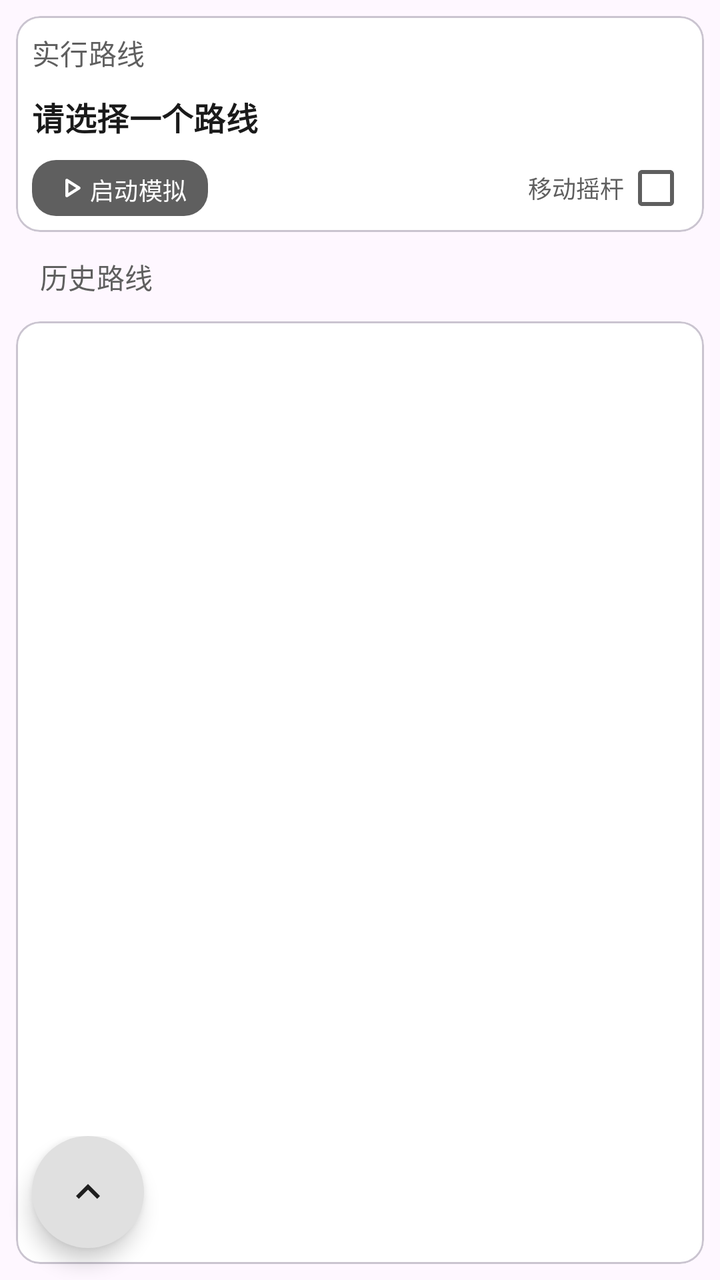
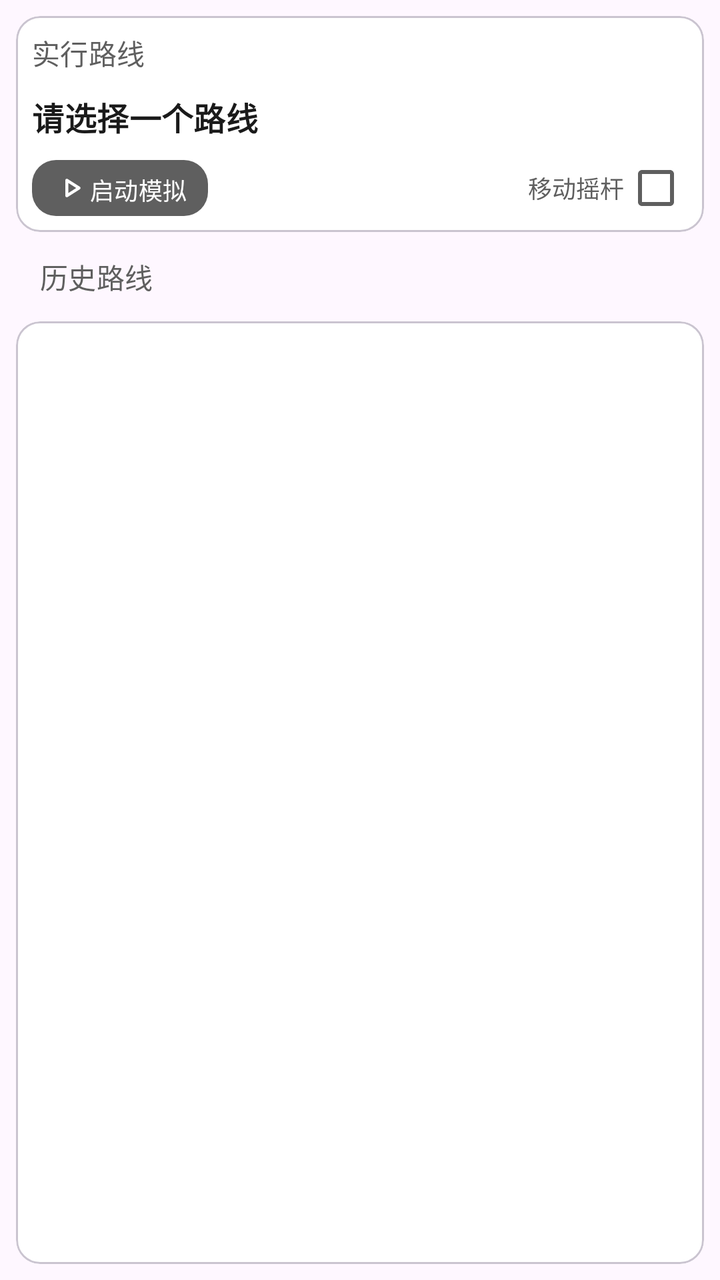

Screens rendered from an Android XML layout before and after an edit, with the pre-edit source and the edit as a unified diff.
<!-- AndroidManifest.xml: application theme AppTheme -->
<!-- res/layout/fragment_route_mock.xml -->
<?xml version="1.0" encoding="utf-8"?>
<androidx.coordinatorlayout.widget.CoordinatorLayout xmlns:android="http://schemas.android.com/apk/res/android"
    xmlns:app="http://schemas.android.com/apk/res-auto"
    xmlns:tools="http://schemas.android.com/tools"
    android:layout_width="match_parent"
    android:layout_height="match_parent"
    tools:context=".ui.mock.MockFragment">

    <LinearLayout
        android:layout_width="match_parent"
        android:layout_height="match_parent"
        android:orientation="vertical">

        <com.google.android.material.card.MaterialCardView
            android:id="@+id/mock_location_card"
            android:layout_width="match_parent"
            android:layout_height="wrap_content"
            app:cardCornerRadius="12dp"
            android:layout_margin="8dp"
            app:cardPreventCornerOverlap="false"
            app:contentPadding="8dp">

            <LinearLayout
                android:layout_width="match_parent"
                android:layout_height="wrap_content"
                android:orientation="vertical">

                <TextView
                    android:layout_width="match_parent"
                    android:layout_height="wrap_content"
                    android:textColor="?attr/colorOnSurfaceVariant"
                    android:textAppearance="@style/TextAppearance.Material3.TitleSmall"
                    android:text="@string/target_route"/>

                <LinearLayout
                    android:layout_width="match_parent"
                    android:layout_height="wrap_content"
                    android:layout_marginTop="10dp"
                    android:layout_marginBottom="10dp"
                    android:orientation="vertical">

                    <TextView
                        android:id="@+id/mock_route_name"
                        android:layout_width="match_parent"
                        android:layout_height="wrap_content"
                        android:text="@string/none_route"
                        android:textAppearance="@style/TextAppearance.Material3.TitleMedium"
                        android:textColor="?attr/colorOnSurface"
                        android:textStyle="bold" />
                </LinearLayout>

                <LinearLayout
                    android:layout_width="match_parent"
                    android:layout_height="wrap_content"
                    android:baselineAligned="false"
                    android:orientation="horizontal">

                    <LinearLayout
                        android:layout_width="0dp"
                        android:layout_height="wrap_content"
                        android:layout_weight="1">

                        <com.google.android.material.button.MaterialButton
                            android:id="@+id/switch_mock"
                            android:layout_width="wrap_content"
                            android:layout_height="28dp"
                            android:textColor="?attr/colorOnPrimary"
                            android:text="@string/start_mock"
                            style="@style/Widget.Material3.Button"
                            android:insetRight="0dp"
                            android:insetLeft="0dp"
                            android:insetTop="0dp"
                            android:insetBottom="0dp"
                            android:textSize="12sp"
                            app:icon="@drawable/rounded_play_arrow_24"
                            app:iconGravity="textStart"
                            app:iconPadding="0dp"
                            android:padding="6dp"
                            app:iconTint="?attr/colorOnPrimary"
                            app:cornerRadius="12dp"/>

                    </LinearLayout>

                    <LinearLayout
                        android:layout_width="0dp"
                        android:layout_weight="1"
                        android:layout_height="match_parent"
                        android:gravity="end|center">

                        <CheckedTextView
                            android:id="@+id/rocker"
                            android:layout_width="wrap_content"
                            android:layout_height="wrap_content"
                            android:checkMark="?android:attr/listChoiceIndicatorMultiple"
                            android:checkMarkTint="?attr/colorOnSurfaceVariant"
                            android:checked="false"
                            android:gravity="center"
                            android:text="@string/rocker"
                            android:textColor="?attr/colorOnSurfaceVariant"
                            android:textSize="12sp" />
                    </LinearLayout>
                </LinearLayout>

            </LinearLayout>
        </com.google.android.material.card.MaterialCardView>

        <TextView
            android:layout_width="match_parent"
            android:layout_height="wrap_content"
            android:layout_marginTop="4dp"
            android:layout_marginLeft="20dp"
            android:layout_marginRight="20dp"
            android:layout_marginBottom="4dp"
            android:textAppearance="@style/TextAppearance.Material3.TitleSmall"
            android:textColor="?attr/colorOnSurfaceVariant"
            android:text="@string/history_route"/>

        <com.google.android.material.card.MaterialCardView
            android:layout_width="match_parent"
            android:layout_height="match_parent"
            android:layout_margin="8dp"
            app:cardCornerRadius="12dp"
            app:cardPreventCornerOverlap="false"
            app:contentPadding="8dp">

            <androidx.recyclerview.widget.RecyclerView
                android:id="@+id/historical_route_list"
                android:layout_width="match_parent"
                android:layout_height="match_parent"/>

        </com.google.android.material.card.MaterialCardView>

    </LinearLayout>

    <com.google.android.material.floatingactionbutton.FloatingActionButton
        android:id="@+id/fab_mock_location"
        android:layout_width="wrap_content"
        android:layout_height="wrap_content"
        android:layout_marginBottom="@dimen/fab_margin"
        android:layout_marginEnd="@dimen/fab_margin"
        android:contentDescription="@string/follow_location"
        app:srcCompat="@drawable/sharp_location_off_24"
        android:backgroundTint="?attr/colorPrimaryContainer"
        android:tint="?attr/colorOnPrimaryContainer"
        app:fabSize="auto"
        android:visibility="gone"
        android:layout_gravity="bottom|end"
        app:shapeAppearanceOverlay="@style/PortalFabCircularOverlay"/>


    <LinearLayout
        android:layout_width="match_parent"
        android:layout_height="wrap_content"
        android:layout_gravity="bottom|start">
        <com.google.android.material.floatingactionbutton.FloatingActionButton
            android:id="@+id/fab"
            android:layout_width="wrap_content"
            android:layout_height="wrap_content"
            android:layout_marginStart="@dimen/fab_margin"
            android:layout_marginBottom="@dimen/fab_margin"
            android:importantForAccessibility="no"
            app:srcCompat="@drawable/baseline_keyboard_arrow_up_24"
            app:fabSize="normal"
        app:shapeAppearanceOverlay="@style/PortalFabCircularOverlay"/>
        <LinearLayout
            android:layout_width="match_parent"
            android:layout_height="wrap_content"
            android:layout_gravity="center"
            android:orientation="horizontal">

            <com.google.android.material.floatingactionbutton.FloatingActionButton
                android:id="@+id/fab_add_route"
                android:layout_width="wrap_content"
                android:layout_height="wrap_content"
                android:layout_marginBottom="@dimen/fab_margin"
                android:contentDescription="@string/add_route"
                android:visibility="gone"
                app:srcCompat="@drawable/baseline_route_24"
                app:fabSize="mini"
        app:shapeAppearanceOverlay="@style/PortalFabCircularOverlay"/>
        </LinearLayout>
    </LinearLayout>

</androidx.coordinatorlayout.widget.CoordinatorLayout>
<!-- resources referenced by this layout -->
<resources>
  <dimen name="fab_margin">16dp</dimen>
  <!-- drawable baseline_keyboard_arrow_up_24 (drawable) -->
  <vector xmlns:android="http://schemas.android.com/apk/res/android" android:autoMirrored="true" android:height="24dp" android:tint="#FFFFFF" android:viewportHeight="24" android:viewportWidth="24" android:width="24dp">
        
      <path android:fillColor="@android:color/white" android:pathData="M7.41,15.41L12,10.83l4.59,4.58L18,14l-6,-6 -6,6z"/>
      
  </vector>
  <!-- drawable baseline_route_24 (drawable) -->
  <vector xmlns:android="http://schemas.android.com/apk/res/android"
      android:width="24dp"
      android:height="24dp"
      android:viewportWidth="1024"
      android:viewportHeight="1024">
    <path
        android:pathData="M832,640h-192c-35.2,0 -64,-28.8 -64,-64s28.8,-64 64,-64h192s192,-214 192,-320 -86,-192 -192,-192 -192,86 -192,192c0,51 44.4,126.8 90.6,192L640,384c-105.8,0 -192,86.2 -192,192s86.2,192 192,192h192c35.2,0 64,28.8 64,64s-28.8,64 -64,64L371,896c-32,49.6 -67.6,95.4 -94.6,128L832,1024c105.8,0 192,-86.2 192,-192s-86.2,-192 -192,-192zM832,128c35.4,0 64,28.6 64,64s-28.6,64 -64,64 -64,-28.6 -64,-64 28.6,-64 64,-64zM192,512c-106,0 -192,86 -192,192s192,320 192,320 192,-214 192,-320 -86,-192 -192,-192zM192,768c-35.4,0 -64,-28.6 -64,-64s28.6,-64 64,-64 64,28.6 64,64 -28.6,64 -64,64z"
        android:fillColor="#ffffff"/>
  </vector>
  <!-- drawable rounded_play_arrow_24 (drawable) -->
  <vector xmlns:android="http://schemas.android.com/apk/res/android" android:autoMirrored="true" android:height="24dp" android:tint="#FFFFFF" android:viewportHeight="960" android:viewportWidth="960" android:width="24dp">
        
      <path android:fillColor="@android:color/white" android:pathData="M320,687L320,273Q320,256 332,244.5Q344,233 360,233Q365,233 370.5,234.5Q376,236 381,239L707,446Q716,452 720.5,461Q725,470 725,480Q725,490 720.5,499Q716,508 707,514L381,721Q376,724 370.5,725.5Q365,727 360,727Q344,727 332,715.5Q320,704 320,687ZM400,480L400,480L400,480L400,480ZM400,614L610,480L400,346L400,614Z"/>
      
  </vector>
  <!-- drawable sharp_location_off_24 (drawable) -->
  <vector xmlns:android="http://schemas.android.com/apk/res/android" android:autoMirrored="true" android:height="24dp" android:tint="#FFFFFF" android:viewportHeight="24" android:viewportWidth="24" android:width="24dp">
        
      <path android:fillColor="@android:color/white" android:pathData="M3.41,2.86L2,4.27l3.18,3.18C5.07,7.95 5,8.47 5,9c0,5.25 7,13 7,13s1.67,-1.85 3.38,-4.35L18.73,21l1.41,-1.41L3.41,2.86zM12,2c-1.84,0 -3.5,0.71 -4.75,1.86l3.19,3.19c0.43,-0.34 0.97,-0.55 1.56,-0.55 1.38,0 2.5,1.12 2.5,2.5 0,0.59 -0.21,1.13 -0.56,1.56l3.55,3.55C18.37,12.36 19,10.57 19,9c0,-3.87 -3.13,-7 -7,-7z"/>
      
  </vector>
  <string name="add_route">创建路线</string>
  <string name="follow_location">镜头跟随</string>
  <string name="history_route">历史路线</string>
  <string name="none_route">请选择一个路线</string>
  <string name="rocker">移动摇杆</string>
  <string name="start_mock">启动模拟</string>
  <string name="target_route">实行路线</string>
  <style name="PortalFabCircularOverlay">
          <item name="cornerFamily">rounded</item>
          <item name="cornerSize">50%</item>
      </style>
  <style name="Portal.SearchViewStyle" parent="Widget.AppCompat.SearchView" />
  <style name="Portal.SliderTheme" parent="Widget.Material3.Slider" />
  <style name="PortalPopupMenuStyle" parent="Widget.Material3.PopupMenu">
          <item name="android:popupAnimationStyle">@style/PortalPopupAnimation</item>
      </style>
  <style name="PortalPopupAnimation">
          <item name="android:windowEnterAnimation">@anim/popup_in_top_end</item>
          <item name="android:windowExitAnimation">@anim/popup_out_top_end</item>
      </style>
  <!-- unchanged entries left out for length: 1 -->
</resources>

<!-- the commit's change to res/layout/fragment_route_mock.xml (unified diff, before → after) -->
@@ -148,37 +148,4 @@
         app:shapeAppearanceOverlay="@style/PortalFabCircularOverlay"/>
 
 
-    <LinearLayout
-        android:layout_width="match_parent"
-        android:layout_height="wrap_content"
-        android:layout_gravity="bottom|start">
-        <com.google.android.material.floatingactionbutton.FloatingActionButton
-            android:id="@+id/fab"
-            android:layout_width="wrap_content"
-            android:layout_height="wrap_content"
-            android:layout_marginStart="@dimen/fab_margin"
-            android:layout_marginBottom="@dimen/fab_margin"
-            android:importantForAccessibility="no"
-            app:srcCompat="@drawable/baseline_keyboard_arrow_up_24"
-            app:fabSize="normal"
-        app:shapeAppearanceOverlay="@style/PortalFabCircularOverlay"/>
-        <LinearLayout
-            android:layout_width="match_parent"
-            android:layout_height="wrap_content"
-            android:layout_gravity="center"
-            android:orientation="horizontal">
-
-            <com.google.android.material.floatingactionbutton.FloatingActionButton
-                android:id="@+id/fab_add_route"
-                android:layout_width="wrap_content"
-                android:layout_height="wrap_content"
-                android:layout_marginBottom="@dimen/fab_margin"
-                android:contentDescription="@string/add_route"
-                android:visibility="gone"
-                app:srcCompat="@drawable/baseline_route_24"
-                app:fabSize="mini"
-        app:shapeAppearanceOverlay="@style/PortalFabCircularOverlay"/>
-        </LinearLayout>
-    </LinearLayout>
-
 </androidx.coordinatorlayout.widget.CoordinatorLayout>
<!-- resource entries referenced after the edit -->
@@ -1,22 +1,6 @@
 <!-- resources referenced by this layout -->
 <resources>
   <dimen name="fab_margin">16dp</dimen>
-  <!-- drawable baseline_keyboard_arrow_up_24 (drawable) -->
-  <vector xmlns:android="http://schemas.android.com/apk/res/android" android:autoMirrored="true" android:height="24dp" android:tint="#FFFFFF" android:viewportHeight="24" android:viewportWidth="24" android:width="24dp">
-        
-      <path android:fillColor="@android:color/white" android:pathData="M7.41,15.41L12,10.83l4.59,4.58L18,14l-6,-6 -6,6z"/>
-      
-  </vector>
-  <!-- drawable baseline_route_24 (drawable) -->
-  <vector xmlns:android="http://schemas.android.com/apk/res/android"
-      android:width="24dp"
-      android:height="24dp"
-      android:viewportWidth="1024"
-      android:viewportHeight="1024">
-    <path
-        android:pathData="M832,640h-192c-35.2,0 -64,-28.8 -64,-64s28.8,-64 64,-64h192s192,-214 192,-320 -86,-192 -192,-192 -192,86 -192,192c0,51 44.4,126.8 90.6,192L640,384c-105.8,0 -192,86.2 -192,192s86.2,192 192,192h192c35.2,0 64,28.8 64,64s-28.8,64 -64,64L371,896c-32,49.6 -67.6,95.4 -94.6,128L832,1024c105.8,0 192,-86.2 192,-192s-86.2,-192 -192,-192zM832,128c35.4,0 64,28.6 64,64s-28.6,64 -64,64 -64,-28.6 -64,-64 28.6,-64 64,-64zM192,512c-106,0 -192,86 -192,192s192,320 192,320 192,-214 192,-320 -86,-192 -192,-192zM192,768c-35.4,0 -64,-28.6 -64,-64s28.6,-64 64,-64 64,28.6 64,64 -28.6,64 -64,64z"
-        android:fillColor="#ffffff"/>
-  </vector>
   <!-- drawable rounded_play_arrow_24 (drawable) -->
   <vector xmlns:android="http://schemas.android.com/apk/res/android" android:autoMirrored="true" android:height="24dp" android:tint="#FFFFFF" android:viewportHeight="960" android:viewportWidth="960" android:width="24dp">
         
@@ -29,7 +13,6 @@
       <path android:fillColor="@android:color/white" android:pathData="M3.41,2.86L2,4.27l3.18,3.18C5.07,7.95 5,8.47 5,9c0,5.25 7,13 7,13s1.67,-1.85 3.38,-4.35L18.73,21l1.41,-1.41L3.41,2.86zM12,2c-1.84,0 -3.5,0.71 -4.75,1.86l3.19,3.19c0.43,-0.34 0.97,-0.55 1.56,-0.55 1.38,0 2.5,1.12 2.5,2.5 0,0.59 -0.21,1.13 -0.56,1.56l3.55,3.55C18.37,12.36 19,10.57 19,9c0,-3.87 -3.13,-7 -7,-7z"/>
       
   </vector>
-  <string name="add_route">创建路线</string>
   <string name="follow_location">镜头跟随</string>
   <string name="history_route">历史路线</string>
   <string name="none_route">请选择一个路线</string>
